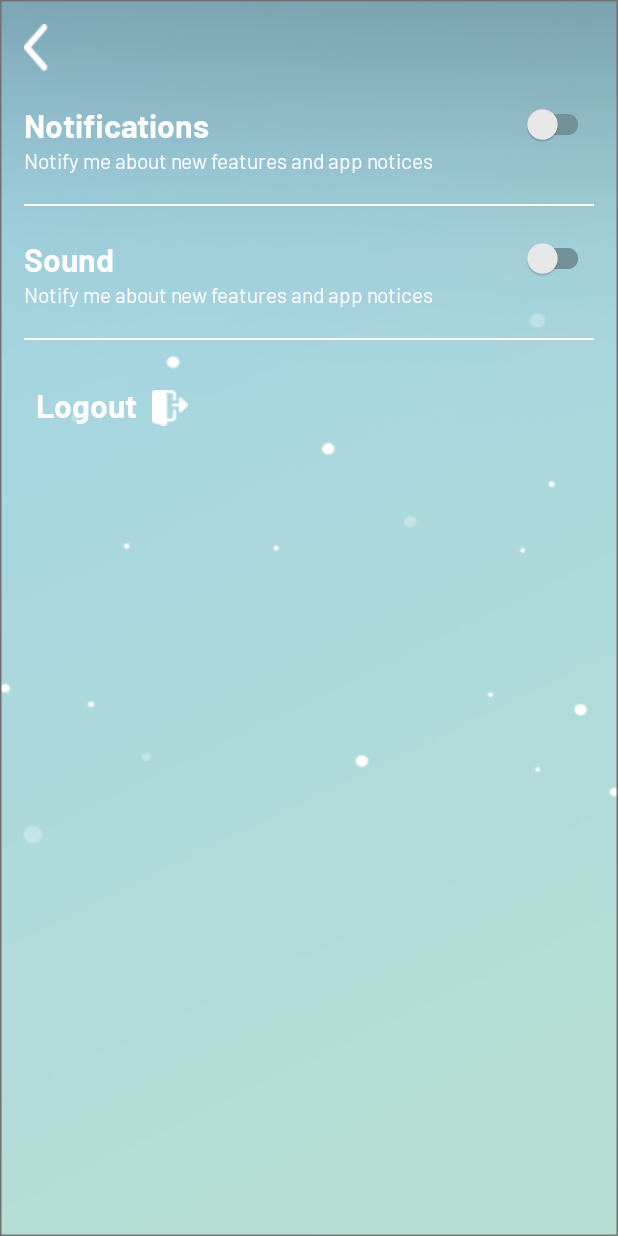
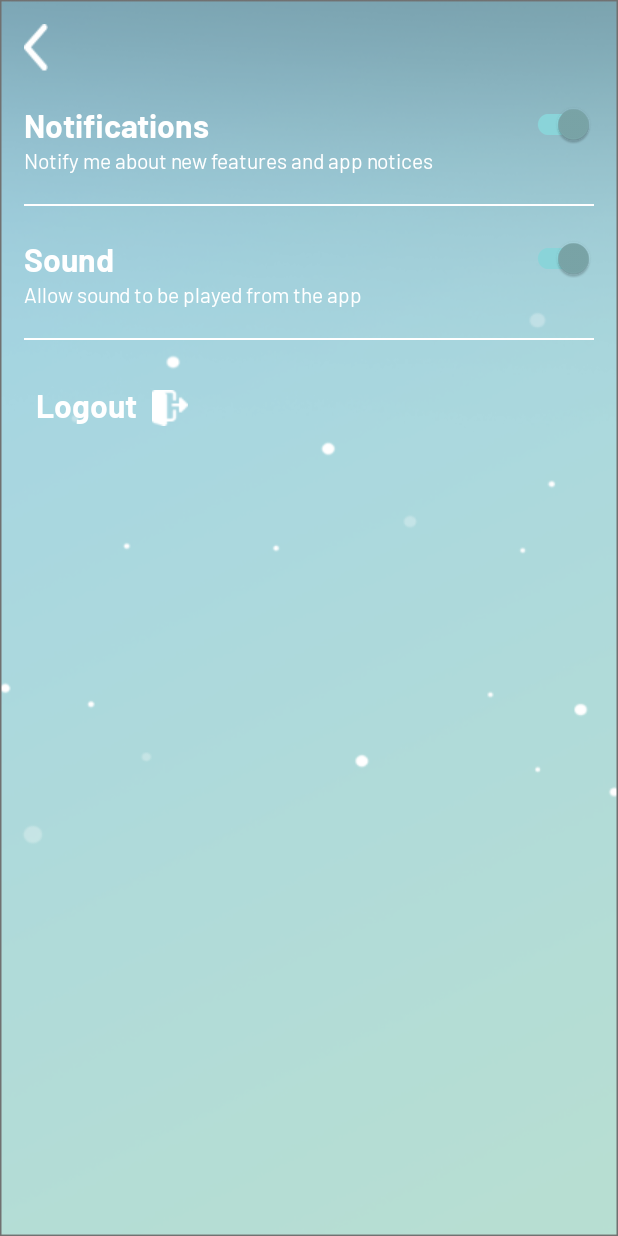
Before and after one commit to piggetro/ANDE, an Android app: the SettingsPage screen opened directly, with no data from a screen before it, on a phone screen of 412 x 824 dp. Run offline under Robolectric (Android 15) with nearby library versions, the phone set to English and light mode, and no system bars.

Commit message:
feat: made notification and sound switches in SettingsPage work

```diff
--- a/app/src/main/java/com/example/ande/activity/SettingsPage.java
+++ b/app/src/main/java/com/example/ande/activity/SettingsPage.java
@@ -1,20 +1,58 @@
 package com.example.ande.activity;
 
 import android.content.Intent;
+import android.content.SharedPreferences;
 import android.os.Bundle;
 import android.view.View;
+import android.widget.CompoundButton;
+import android.widget.Toast;
 
+import androidx.annotation.Nullable;
 import androidx.appcompat.app.AppCompatActivity;
+import androidx.appcompat.widget.SwitchCompat;
 
 import com.example.ande.R;
 import com.example.ande.helpers.SessionManagement;
 
 public class SettingsPage extends AppCompatActivity implements View.OnClickListener {
 
+    private static final String PREFS_NAME = "UserPrefs";
+    private static final String KEY_NOTIFICATIONS = "notifications";
+    private static final String KEY_SOUND = "sound";
+
     @Override
-    protected void onCreate(Bundle savedInstanceState) {
+    protected void onCreate(@Nullable Bundle savedInstanceState) {
         super.onCreate(savedInstanceState);
         setContentView(R.layout.activity_settings_page);
+
+        SwitchCompat switchNotifications = findViewById(R.id.switchNotifications);
+        SwitchCompat switchSound = findViewById(R.id.switchSound);
+
+        SharedPreferences settings = getSharedPreferences(PREFS_NAME, 0);
+        switchNotifications.setChecked(settings.getBoolean(KEY_NOTIFICATIONS, true));
+        switchSound.setChecked(settings.getBoolean(KEY_SOUND, true));
+
+        switchNotifications.setOnCheckedChangeListener(new CompoundButton.OnCheckedChangeListener() {
+            @Override
+            public void onCheckedChanged(CompoundButton buttonView, boolean isChecked) {
+                SharedPreferences.Editor editor = getSharedPreferences(PREFS_NAME, 0).edit();
+                editor.putBoolean(KEY_NOTIFICATIONS, isChecked);
+                editor.apply();
+
+                Toast.makeText(SettingsPage.this, "Notifications " + (isChecked ? "enabled" : "disabled"), Toast.LENGTH_SHORT).show();
+            }
+        });
+
+        switchSound.setOnCheckedChangeListener(new CompoundButton.OnCheckedChangeListener() {
+            @Override
+            public void onCheckedChanged(CompoundButton buttonView, boolean isChecked) {
+                SharedPreferences.Editor editor = getSharedPreferences(PREFS_NAME, 0).edit();
+                editor.putBoolean(KEY_SOUND, isChecked);
+                editor.apply();
+
+                Toast.makeText(SettingsPage.this, "Sound " + (isChecked ? "enabled" : "disabled"), Toast.LENGTH_SHORT).show();
+            }
+        });
     }
 
     @Override
--- a/app/src/main/res/layout/activity_settings_page.xml
+++ b/app/src/main/res/layout/activity_settings_page.xml
@@ -64,7 +64,7 @@
             android:id="@+id/switchSoundDescriptions"
             android:layout_width="match_parent"
             android:layout_height="wrap_content"
-            android:text="Notify me about new features and app notices"
+            android:text="Allow sound to be played from the app"
             android:fontFamily="@font/barlow_regular"
             android:textColor="@color/white"
             android:textSize="14dp" />
```
Also changed, not shown: app/src/main/java/com/example/ande/activity/MeditationPage.java (+15 -1 lines).
